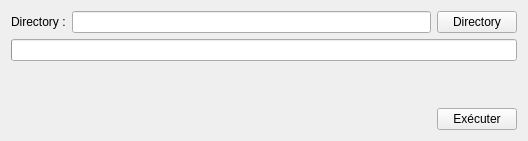
Before: the Qt Designer form ImageReorganiser/mainwindow.ui in voxors/ImageReorganiser, drawn with Qt 5.
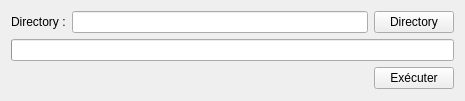
After: the same form once the commit is applied.

What changed in the file:
```diff
--- a/ImageReorganiser/mainwindow.ui
+++ b/ImageReorganiser/mainwindow.ui
@@ -6,10 +6,16 @@
    <rect>
     <x>0</x>
     <y>0</y>
-    <width>528</width>
-    <height>141</height>
+    <width>465</width>
+    <height>101</height>
    </rect>
   </property>
+  <property name="maximumSize">
+   <size>
+    <width>16777215</width>
+    <height>101</height>
+   </size>
+  </property>
   <property name="windowTitle">
    <string>MainWindow</string>
   </property>
@@ -55,19 +61,6 @@
       </property>
      </widget>
     </item>
-    <item>
-     <spacer name="verticalSpacer">
-      <property name="orientation">
-       <enum>Qt::Vertical</enum>
-      </property>
-      <property name="sizeHint" stdset="0">
-       <size>
-        <width>20</width>
-        <height>40</height>
-       </size>
-      </property>
-     </spacer>
-    </item>
     <item>
      <layout class="QHBoxLayout" name="horizontalLayout">
       <item>
```
